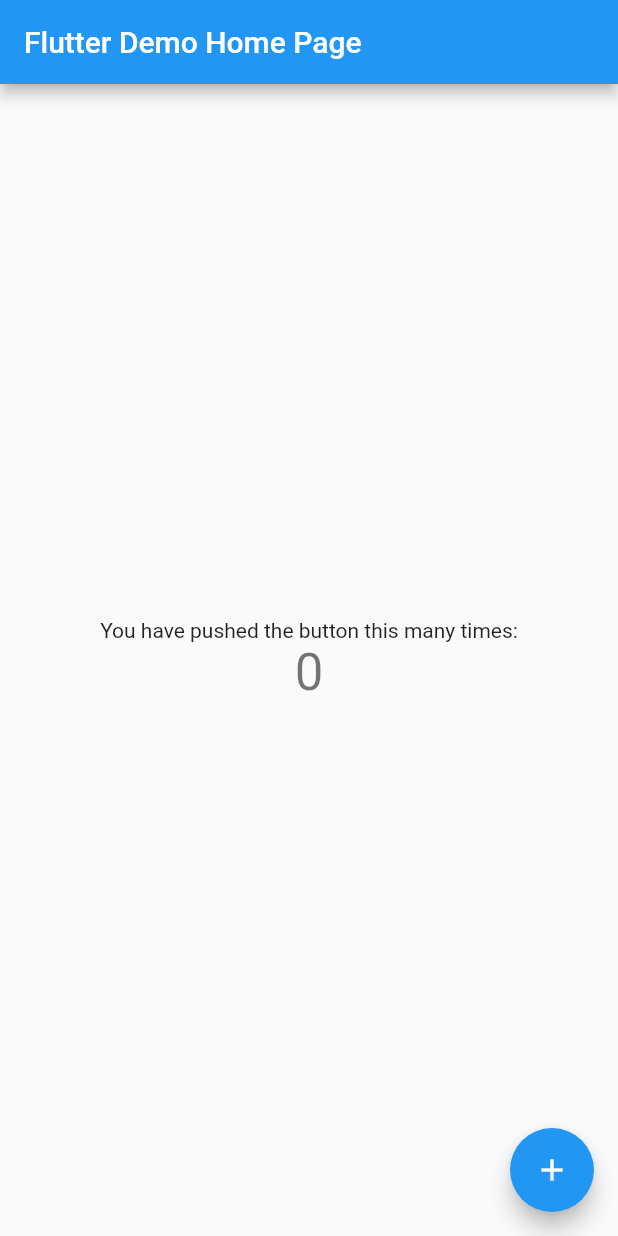
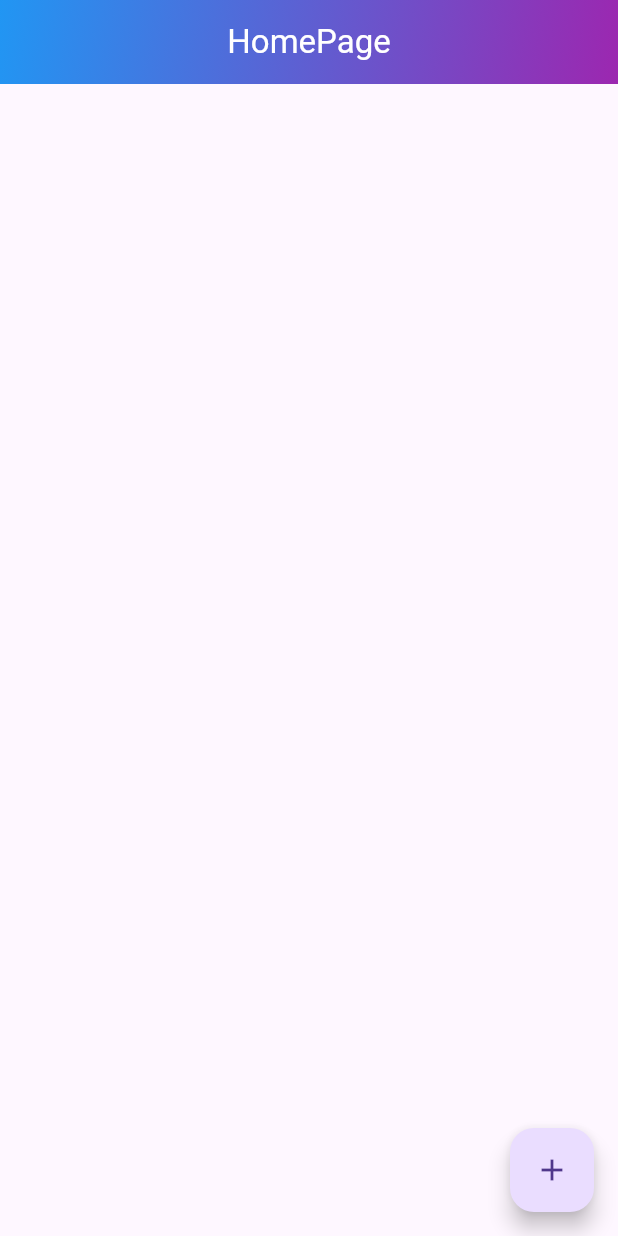
Before and after one commit to puskottampandey/TODO, a Flutter app: the screen it shows after launch, on a phone screen of 412 x 824 dp. Run offline on Flutter 3.47's test engine with Material 2 defaults, Android fonts, the phone set to English and light mode, and no system bars.

Commit message:
in build state

```diff
--- a/lib/main.dart
+++ b/lib/main.dart
@@ -1,4 +1,6 @@
 import 'package:flutter/material.dart';
+
+import 'screens/homepage_screen.dart';
 
 void main() {
   runApp(const MyApp());
@@ -7,109 +9,17 @@ void main() {
 class MyApp extends StatelessWidget {
   const MyApp({super.key});
 
-  // This widget is the root of your application.
+  //
   @override
   Widget build(BuildContext context) {
     return MaterialApp(
+      debugShowCheckedModeBanner: false,
       title: 'Flutter Demo',
       theme: ThemeData(
-        // This is the theme of your application.
-        //
-        // Try running your application with "flutter run". You'll see the
-        // application has a blue toolbar. Then, without quitting the app, try
-        // changing the primarySwatch below to Colors.green and then invoke
-        // "hot reload" (press "r" in the console where you ran "flutter run",
-        // or simply save your changes to "hot reload" in a Flutter IDE).
-        // Notice that the counter didn't reset back to zero; the application
-        // is not restarted.
+        useMaterial3: true,
         primarySwatch: Colors.blue,
       ),
-      home: const MyHomePage(title: 'Flutter Demo Home Page'),
+      home: const Homepage(),
     );
   }
 }
-
-class MyHomePage extends StatefulWidget {
-  const MyHomePage({super.key, required this.title});
-
-  // This widget is the home page of your application. It is stateful, meaning
-  // that it has a State object (defined below) that contains fields that affect
-  // how it looks.
-
-  // This class is the configuration for the state. It holds the values (in this
-  // case the title) provided by the parent (in this case the App widget) and
-  // used by the build method of the State. Fields in a Widget subclass are
-  // always marked "final".
-
-  final String title;
-
-  @override
-  State<MyHomePage> createState() => _MyHomePageState();
-}
-
-class _MyHomePageState extends State<MyHomePage> {
-  int _counter = 0;
-
-  void _incrementCounter() {
-    setState(() {
-      // This call to setState tells the Flutter framework that something has
-      // changed in this State, which causes it to rerun the build method below
-      // so that the display can reflect the updated values. If we changed
-      // _counter without calling setState(), then the build method would not be
-      // called again, and so nothing would appear to happen.
-      _counter++;
-    });
-  }
-
-  @override
-  Widget build(BuildContext context) {
-    // This method is rerun every time setState is called, for instance as done
-    // by the _incrementCounter method above.
-    //
-    // The Flutter framework has been optimized to make rerunning build methods
-    // fast, so that you can just rebuild anything that needs updating rather
-    // than having to individually change instances of widgets.
-    return Scaffold(
-      appBar: AppBar(
-        // Here we take the value from the MyHomePage object that was created by
-        // the App.build method, and use it to set our appbar title.
-        title: Text(widget.title),
-      ),
-      body: Center(
-        // Center is a layout widget. It takes a single child and positions it
-        // in the middle of the parent.
-        child: Column(
-          // Column is also a layout widget. It takes a list of children and
-          // arranges them vertically. By default, it sizes itself to fit its
-          // children horizontally, and tries to be as tall as its parent.
-          //
-          // Invoke "debug painting" (press "p" in the console, choose the
-          // "Toggle Debug Paint" action from the Flutter Inspector in Android
-          // Studio, or the "Toggle Debug Paint" command in Visual Studio Code)
-          // to see the wireframe for each widget.
-          //
-          // Column has various properties to control how it sizes itself and
-          // how it positions its children. Here we use mainAxisAlignment to
-          // center the children vertically; the main axis here is the vertical
-          // axis because Columns are vertical (the cross axis would be
-          // horizontal).
-          mainAxisAlignment: MainAxisAlignment.center,
-          children: <Widget>[
-            const Text(
-              'You have pushed the button this many times:',
-            ),
-            Text(
-              '$_counter',
-              style: Theme.of(context).textTheme.headlineMedium,
-            ),
-          ],
-        ),
-      ),
-      floatingActionButton: FloatingActionButton(
-        onPressed: _incrementCounter,
-        tooltip: 'Increment',
-        child: const Icon(Icons.add),
-      ), // This trailing comma makes auto-formatting nicer for build methods.
-    );
-  }
-}
--- /dev/null
+++ b/lib/screens/homepage_screen.dart
@@ -0,0 +1,46 @@
+import 'package:flutter/material.dart';
+import 'package:statemanagement/screens/model.dart';
+
+class Homepage extends StatefulWidget {
+  const Homepage({super.key});
+
+  @override
+  State<Homepage> createState() => _HomepageState();
+}
+
+class _HomepageState extends State<Homepage> {
+  @override
+  Widget build(BuildContext context) {
+    final contactBook = ContactBook();
+    return Scaffold(
+      appBar: AppBar(
+        flexibleSpace: Container(
+            decoration: const BoxDecoration(
+                gradient: LinearGradient(
+          colors: [Colors.blue, Colors.purple],
+          begin: Alignment.topLeft,
+          end: Alignment.bottomRight,
+        ))),
+        title: const Center(
+          child: Text(
+            "HomePage",
+            style: TextStyle(color: Colors.white),
+          ),
+        ),
+      ),
+      body: ListView.builder(
+        itemCount: contactBook.length,
+        itemBuilder: (BuildContext context, int index) {
+          final contact = contactBook.contact(atindex: index)!;
+          return ListTile(
+            title: Text(contact.name),
+          );
+        },
+      ),
+      floatingActionButton: FloatingActionButton(
+        onPressed: () {},
+        child: const Icon(Icons.add),
+      ),
+    );
+  }
+}
--- /dev/null
+++ b/lib/screens/model.dart
@@ -0,0 +1,26 @@
+class Contact {
+  final String name;
+  const Contact({
+    required this.name,
+  });
+}
+
+class ContactBook {
+  ContactBook._sharedinstance();
+  static final ContactBook _share = ContactBook._sharedinstance();
+  factory ContactBook() => _share;
+
+  final List<Contact> _contacts = [];
+  int get length => _contacts.length;
+  void add({required Contact contact}) {
+    _contacts.add(contact);
+  }
+
+  void remove({required Contact contact}) {
+    _contacts.remove(contact);
+  }
+
+  Contact? contact({required int atindex}) {
+    return _contacts.length > atindex ? _contacts[atindex] : null;
+  }
+}
```
Also changed, not shown: pubspec.yaml (+3 -4 lines), pubspec.lock.
